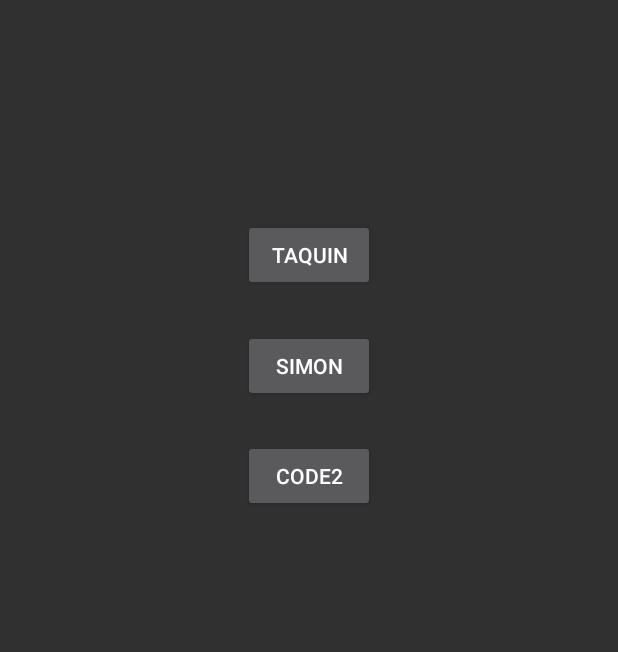
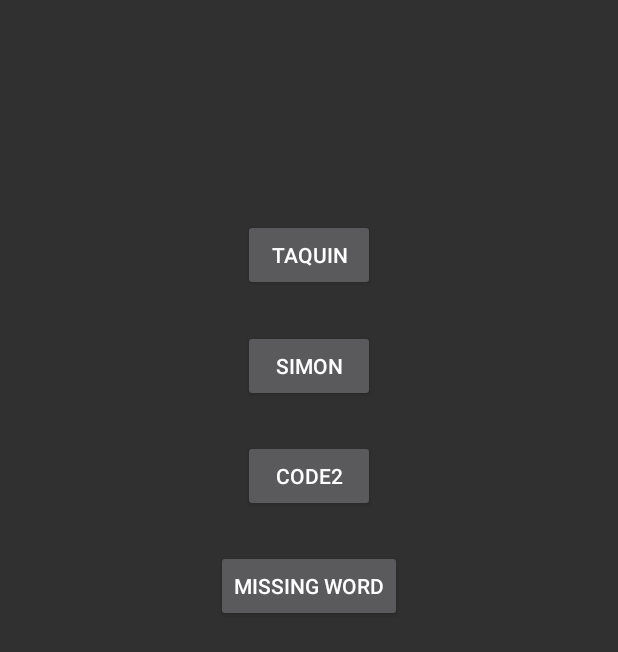
Before and after one commit to Woktopus/BalekMobile, an Android app: the screen it shows after launch (MainActivity), on a phone screen of 412 x 824 dp. Shown: the top 652 px of the screen. Run offline under Robolectric (Android 15) with nearby library versions, the phone set to English and light mode, and no system bars.

Commit message:
Missing word

```diff
--- a/app/src/main/java/com/woktopus/balekmobile/Code2Activity.java
+++ b/app/src/main/java/com/woktopus/balekmobile/Code2Activity.java
@@ -12,6 +12,8 @@ import android.widget.Toast;
 import java.util.ArrayList;
 
 public class Code2Activity extends AppCompatActivity {
+
+    public static boolean resolved = false;
 
     int cpt1 = 0;
     int cpt2 = 0;
@@ -33,10 +35,6 @@ public class Code2Activity extends AppCompatActivity {
         imgRes.add(R.drawable.icone_3_code_2);
         imgRes.add(R.drawable.icone_4_code_2);
         imgRes.add(R.drawable.icone_5_code_2);
-
-
-
-
 
         ImageButton uparrow1 = findViewById(R.id.up_arrow_1);
         ImageButton uparrow2 = findViewById(R.id.up_arrow_2);
@@ -135,7 +133,8 @@ public class Code2Activity extends AppCompatActivity {
 
     public void isSuccess(){
         if(cpt4 == sol4 && cpt3 == sol3 && cpt2 == sol2 & cpt1==sol1){
-            Toast.makeText(getApplicationContext(),"WIN MOTHER FUCKER",Toast.LENGTH_LONG).show();
+            Toast.makeText(getApplicationContext(),"BRAVO !",Toast.LENGTH_LONG).show();
+            resolved = true;
         }
     }
 }
--- a/app/src/main/java/com/woktopus/balekmobile/MainActivity.java
+++ b/app/src/main/java/com/woktopus/balekmobile/MainActivity.java
@@ -12,6 +12,9 @@ import android.widget.Button;
 public class MainActivity extends AppCompatActivity {
 
     private Button takin;
+    private Button simon;
+    private Button code2;
+    private Button missingWord;
 
     @Override
     protected void onCreate(Bundle savedInstanceState) {
@@ -22,8 +25,9 @@ public class MainActivity extends AppCompatActivity {
         setContentView(R.layout.activity_main);
 
         takin = findViewById(R.id.taquin);
-        final Button simon = findViewById(R.id.simon);
-        final Button code2 = findViewById(R.id.code2);
+        simon = findViewById(R.id.simon);
+        code2 = findViewById(R.id.code2);
+        missingWord = findViewById(R.id.missing_word);
 
         simon.setOnClickListener(new View.OnClickListener() {
             public void onClick(View v) {
@@ -41,11 +45,18 @@ public class MainActivity extends AppCompatActivity {
             }
         });
 
-
         code2.setOnClickListener(new View.OnClickListener() {
             public void onClick(View v) {
 
                 Intent intent = new Intent(getApplicationContext(), Code2Activity.class);
+                startActivity(intent);
+            }
+        });
+
+        missingWord.setOnClickListener(new View.OnClickListener() {
+            public void onClick(View v) {
+
+                Intent intent = new Intent(getApplicationContext(), MissingWordActivity.class);
                 startActivity(intent);
             }
         });
@@ -54,8 +65,21 @@ public class MainActivity extends AppCompatActivity {
     @Override
     protected void onStart() {
         super.onStart();
+
+        if(SimonActivity.resolved) {
+            simon.setBackgroundColor(Color.BLUE);
+        }
+
         if(TakinActivity.resolved) {
             takin.setBackgroundColor(Color.BLUE);
         }
+
+        if(Code2Activity.resolved) {
+            code2.setBackgroundColor(Color.BLUE);
+        }
+
+        if(MissingWordActivity.resolved) {
+            missingWord.setBackgroundColor(Color.BLUE);
+        }
     }
 }
--- a/app/src/main/res/layout/activity_main.xml
+++ b/app/src/main/res/layout/activity_main.xml
@@ -44,6 +44,15 @@
             android:layout_below="@+id/simon"
             android:layout_marginTop="25dp"
             android:text="code2" />
+
+        <Button
+            android:id="@+id/missing_word"
+            android:layout_width="wrap_content"
+            android:layout_height="wrap_content"
+            android:layout_centerHorizontal="true"
+            android:layout_below="@+id/code2"
+            android:layout_marginTop="25dp"
+            android:text="missing word" />
     </RelativeLayout>
 
 </android.support.constraint.ConstraintLayout>
```
Also changed, not shown: app/src/main/AndroidManifest.xml (+6 -8 lines), app/src/main/java/com/woktopus/balekmobile/MissingWordActivity.java (added, +44 -0 lines), app/src/main/java/com/woktopus/balekmobile/SimonActivity.java (+15 -13 lines), app/src/main/res/layout/activity_missing_word.xml (added, +51 -0 lines), app/src/main/res/drawable/Zod png/Astro1.png (deleted), app/src/main/res/drawable/Zod png/Astro2.png (deleted), app/src/main/res/drawable/Zod png/Astro3.png (deleted), app/src/main/res/drawable/Zod png/Astro4.png (deleted), app/src/main/res/drawable/Zod png/Astro5.png (deleted), app/src/main/res/drawable/Zod png/Astro6.png (deleted), app/src/main/res/drawable/Zod png/Astro7.png (deleted), app/src/main/res/drawable/Zod png/Astro8.png (deleted), app/src/main/res/drawable/Zod png/Astro9.png (deleted).
